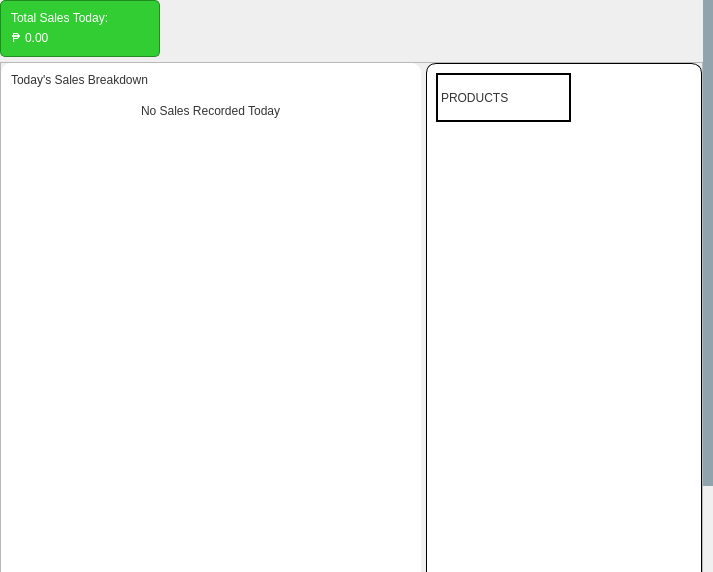
This is app/src/ui/ui_dashboard.ui in Kazu0210/Inventory-System as Qt 5 draws it before an edit. The edited form follows.
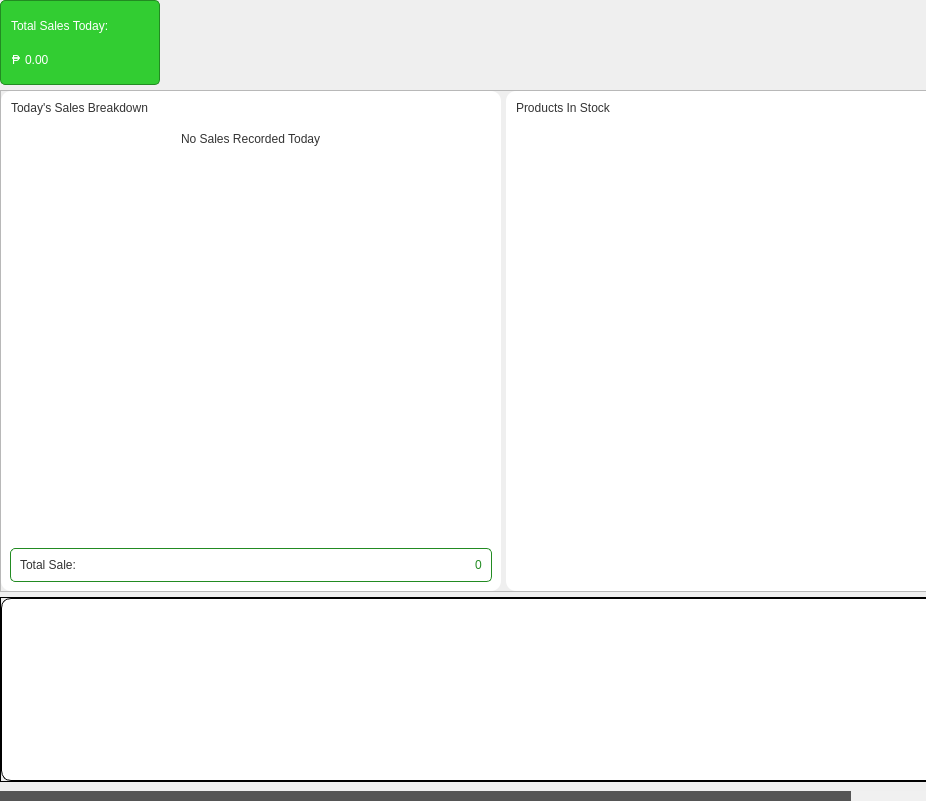
This is the edited form.

Commit message: changed widgets on dashboard page

Diff of the .ui file:
```diff
--- a/app/src/ui/ui_dashboard.ui
+++ b/app/src/ui/ui_dashboard.ui
@@ -6,8 +6,8 @@
    <rect>
     <x>0</x>
     <y>0</y>
-    <width>713</width>
-    <height>572</height>
+    <width>926</width>
+    <height>801</height>
    </rect>
   </property>
   <property name="windowTitle">
@@ -85,9 +85,9 @@
       <property name="geometry">
        <rect>
         <x>0</x>
-        <y>-52</y>
-        <width>703</width>
-        <height>701</height>
+        <y>0</y>
+        <width>1007</width>
+        <height>784</height>
        </rect>
       </property>
       <layout class="QVBoxLayout" name="verticalLayout_4">
@@ -271,14 +271,14 @@
            <widget class="QFrame" name="frame_4">
             <property name="minimumSize">
              <size>
-              <width>0</width>
-              <height>600</height>
+              <width>500</width>
+              <height>500</height>
              </size>
             </property>
             <property name="maximumSize">
              <size>
-              <width>420</width>
-              <height>600</height>
+              <width>500</width>
+              <height>500</height>
              </size>
             </property>
             <property name="styleSheet">
@@ -404,13 +404,13 @@
                  <widget class="QTableWidget" name="sales_today_tableWidget">
                   <property name="minimumSize">
                    <size>
-                    <width>400</width>
+                    <width>480</width>
                     <height>0</height>
                    </size>
                   </property>
                   <property name="maximumSize">
                    <size>
-                    <width>400</width>
+                    <width>480</width>
                     <height>16777215</height>
                    </size>
                   </property>
@@ -503,6 +503,24 @@
           </item>
           <item>
            <widget class="QFrame" name="frame_5">
+            <property name="sizePolicy">
+             <sizepolicy hsizetype="Expanding" vsizetype="Preferred">
+              <horstretch>0</horstretch>
+              <verstretch>0</verstretch>
+             </sizepolicy>
+            </property>
+            <property name="minimumSize">
+             <size>
+              <width>500</width>
+              <height>500</height>
+             </size>
+            </property>
+            <property name="maximumSize">
+             <size>
+              <width>16777215</width>
+              <height>500</height>
+             </size>
+            </property>
             <property name="styleSheet">
              <string notr="true">#frame_5{
 background-color: #fff;
@@ -510,7 +528,6 @@
 }
 *{
 background-color: transparent;
-border: 1px solid;
 }</string>
             </property>
             <property name="frameShape">
@@ -519,15 +536,9 @@
             <property name="frameShadow">
              <enum>QFrame::Raised</enum>
             </property>
+            <layout class="QVBoxLayout" name="verticalLayout_8">
+             <item alignment="Qt::AlignTop">
             <widget class="QFrame" name="frame_3">
-             <property name="geometry">
-              <rect>
-               <x>10</x>
-               <y>10</y>
-               <width>135</width>
-               <height>49</height>
-              </rect>
-             </property>
              <property name="frameShape">
               <enum>QFrame::StyledPanel</enum>
              </property>
@@ -557,12 +568,142 @@
 color: #333333;</string>
                 </property>
                 <property name="text">
-                 <string>PRODUCTS</string>
+                   <string>Products In Stock</string>
                 </property>
                </widget>
               </item>
              </layout>
             </widget>
+             </item>
+             <item alignment="Qt::AlignTop">
+              <widget class="QScrollArea" name="cylinderTypes_scrollArea">
+               <property name="styleSheet">
+                <string notr="true">*{
+border: none;
+}
+#cylinderTypes_scrollArea{
+border: none;
+}
+QScrollBar:hover{
+ cursor: pointer;
+}
+QScrollBar:vertical {
+ border: none;
+ background: #F0F0F0;
+width: 10px;
+ margin: 0px 0px 0px 0px;
+            }
+            QScrollBar::handle:vertical {
+                background: #90A4AE;
+                border-radius: 7px;
+                min-height: 30px;
+            }
+            QScrollBar::add-line:vertical, QScrollBar::sub-line:vertical {
+                height: 0px;
+                background: none;
+            }
+            QScrollBar::add-page:vertical, QScrollBar::sub-page:vertical {
+                background: #F0F0F0;
+            }
+            QScrollBar:horizontal {
+                border: none;
+                background: #f0f0f0;
+                height: 10px;
+                margin: 0px 0px 0px 0px;
+            }
+            QScrollBar::handle:horizontal {
+                background: #555;
+                border-radius: 7px;
+                min-width: 30px;
+            }
+            QScrollBar::add-line:horizontal, QScrollBar::sub-line:horizontal {
+                width: 0px;
+                background: none;
+            }
+            QScrollBar::add-page:horizontal, QScrollBar::sub-page:horizontal {
+                background: #f0f0f0;
+            }</string>
+               </property>
+               <property name="widgetResizable">
+                <bool>true</bool>
+               </property>
+               <widget class="QWidget" name="cylinderContainerLayout">
+                <property name="geometry">
+                 <rect>
+                  <x>0</x>
+                  <y>0</y>
+                  <width>482</width>
+                  <height>60</height>
+                 </rect>
+                </property>
+               </widget>
+              </widget>
+             </item>
+             <item>
+              <spacer name="verticalSpacer">
+               <property name="orientation">
+                <enum>Qt::Vertical</enum>
+               </property>
+               <property name="sizeHint" stdset="0">
+                <size>
+                 <width>20</width>
+                 <height>40</height>
+                </size>
+               </property>
+              </spacer>
+             </item>
+            </layout>
+           </widget>
+          </item>
+         </layout>
+        </widget>
+       </item>
+       <item>
+        <widget class="QFrame" name="frame_9">
+         <property name="styleSheet">
+          <string notr="true">*{
+border: 1px solid;
+}</string>
+         </property>
+         <property name="frameShape">
+          <enum>QFrame::StyledPanel</enum>
+         </property>
+         <property name="frameShadow">
+          <enum>QFrame::Raised</enum>
+         </property>
+         <layout class="QHBoxLayout" name="horizontalLayout_5">
+          <property name="spacing">
+           <number>5</number>
+          </property>
+          <property name="leftMargin">
+           <number>0</number>
+          </property>
+          <property name="topMargin">
+           <number>0</number>
+          </property>
+          <property name="rightMargin">
+           <number>0</number>
+          </property>
+          <property name="bottomMargin">
+           <number>0</number>
+          </property>
+          <item>
+           <widget class="QFrame" name="frame_10">
+            <property name="styleSheet">
+             <string notr="true">#frame_10{
+background-color: #fff;
+border-radius: 10px;
+}
+*{
+background-color: transparent;
+}</string>
+            </property>
+            <property name="frameShape">
+             <enum>QFrame::StyledPanel</enum>
+            </property>
+            <property name="frameShadow">
+             <enum>QFrame::Raised</enum>
+            </property>
            </widget>
           </item>
          </layout>
```
Lines whose indentation alone changed are shown as unchanged. The commit also changes 11 other files.
